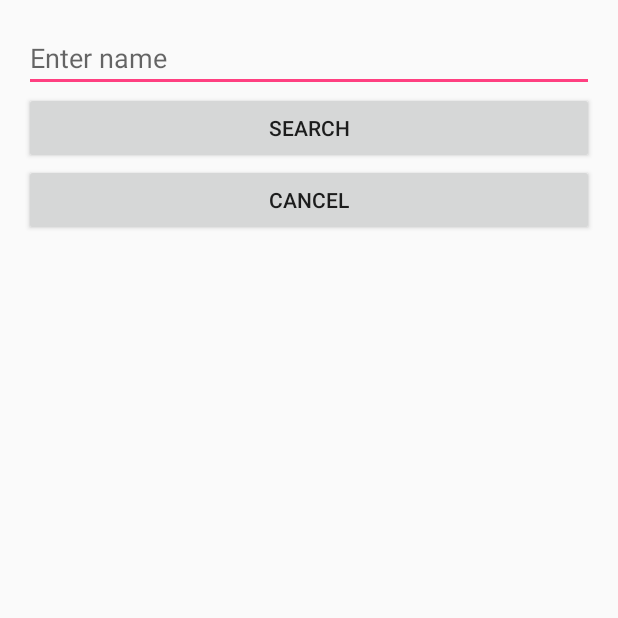
After one commit to lfallo1/AndroidActivityLifecycleDemo, an Android app: the SearchContactActivity screen opened directly, with no data from a screen before it, on a phone screen of 412 x 824 dp, the top half of it. The commit adds this screen. Run offline under Robolectric (Android 15) with nearby library versions, the phone set to English and light mode, and no system bars.

Commit message:
couple activities / activityForResults

```diff
--- a/app/src/main/AndroidManifest.xml
+++ b/app/src/main/AndroidManifest.xml
@@ -15,7 +15,8 @@
                 <category android:name="android.intent.category.LAUNCHER" />
             </intent-filter>
         </activity>
-        <activity android:name=".SelectContactActivity"></activity>
+        <activity android:name=".SelectContactActivity" />
+        <activity android:name=".SearchContactActivity"></activity>
     </application>
 
 </manifest>
--- a/app/src/main/java/com/training/lfallon/activitylifecycle1/MainActivity.java
+++ b/app/src/main/java/com/training/lfallon/activitylifecycle1/MainActivity.java
@@ -17,6 +17,7 @@ public class MainActivity extends BaseActivity implements View.OnClickListener{
 
     @Override
     protected void onCreate(Bundle savedInstanceState) {
+
         super.onCreate(savedInstanceState);
         setContentView(R.layout.activity_main);
 
--- /dev/null
+++ b/app/src/main/java/com/training/lfallon/activitylifecycle1/SearchContactActivity.java
@@ -0,0 +1,45 @@
+package com.training.lfallon.activitylifecycle1;
+
+import android.content.Intent;
+import android.support.v7.app.AppCompatActivity;
+import android.os.Bundle;
+import android.view.View;
+import android.widget.EditText;
+
+public class SearchContactActivity extends BaseActivity {
+
+    public static final String RESULT_CONTACT_NAME = "RESULT_CONTACT_NAME";
+    private EditText input;
+
+    @Override
+    protected void onCreate(Bundle savedInstanceState) {
+        super.onCreate(savedInstanceState);
+        setContentView(R.layout.activity_search_contact);
+
+        input = (EditText)findViewById(R.id.activity_search_contact_input);
+        View search = findViewById(R.id.activity_search_contact_searchButton);
+        View cancel = findViewById(R.id.activity_search_contact_cancelButton);
+        search.setOnClickListener(new SearchButtonHandler());
+        cancel.setOnClickListener(new CancelButtonHandler());
+    }
+
+    private class SearchButtonHandler implements View.OnClickListener{
+
+        @Override
+        public void onClick(View v) {
+            Intent intent = new Intent();
+            intent.putExtra(RESULT_CONTACT_NAME, input.getText().toString());
+            setResult(RESULT_OK, intent);
+            finish();
+        }
+    }
+
+    private class CancelButtonHandler implements View.OnClickListener{
+
+        @Override
+        public void onClick(View v) {
+            setResult(RESULT_CANCELED);
+            finish();
+        }
+    }
+}
--- /dev/null
+++ b/app/src/main/res/layout/activity_search_contact.xml
@@ -0,0 +1,31 @@
+<?xml version="1.0" encoding="utf-8"?>
+<LinearLayout xmlns:android="http://schemas.android.com/apk/res/android"
+    xmlns:tools="http://schemas.android.com/tools"
+    android:layout_width="match_parent"
+    android:layout_height="match_parent"
+    android:paddingBottom="@dimen/activity_vertical_margin"
+    android:paddingLeft="@dimen/activity_horizontal_margin"
+    android:paddingRight="@dimen/activity_horizontal_margin"
+    android:paddingTop="@dimen/activity_vertical_margin"
+    tools:context="com.training.lfallon.activitylifecycle1.SearchContactActivity"
+    android:orientation="vertical">
+
+    <EditText
+        android:layout_width="match_parent"
+        android:layout_height="wrap_content"
+        android:hint="Enter name"
+        android:id="@+id/activity_search_contact_input"/>
+
+    <Button
+        android:layout_width="match_parent"
+        android:layout_height="wrap_content"
+        android:text="Search"
+        android:id="@+id/activity_search_contact_searchButton"/>
+
+    <Button
+        android:layout_width="match_parent"
+        android:layout_height="wrap_content"
+        android:text="Cancel"
+        android:id="@+id/activity_search_contact_cancelButton"/>
+
+</LinearLayout>
```
Also changed, not shown: app/src/main/java/com/training/lfallon/activitylifecycle1/SelectContactActivity.java (+20 -1 lines), app/src/main/res/layout/activity_select_contact.xml (+7 -0 lines).
